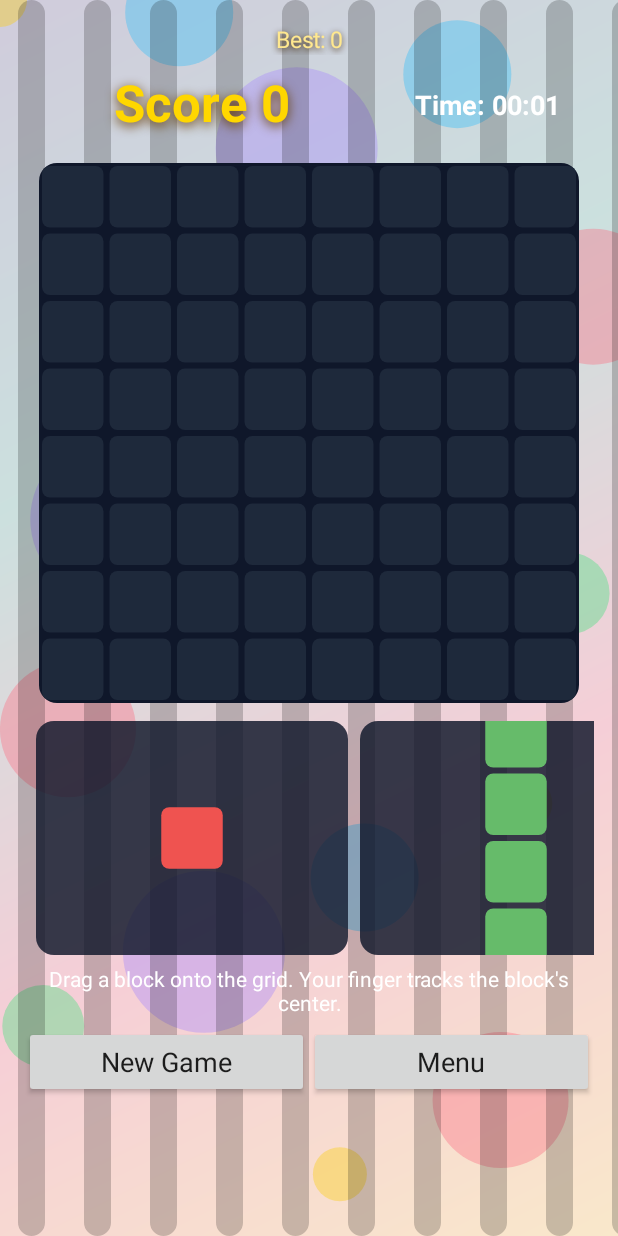
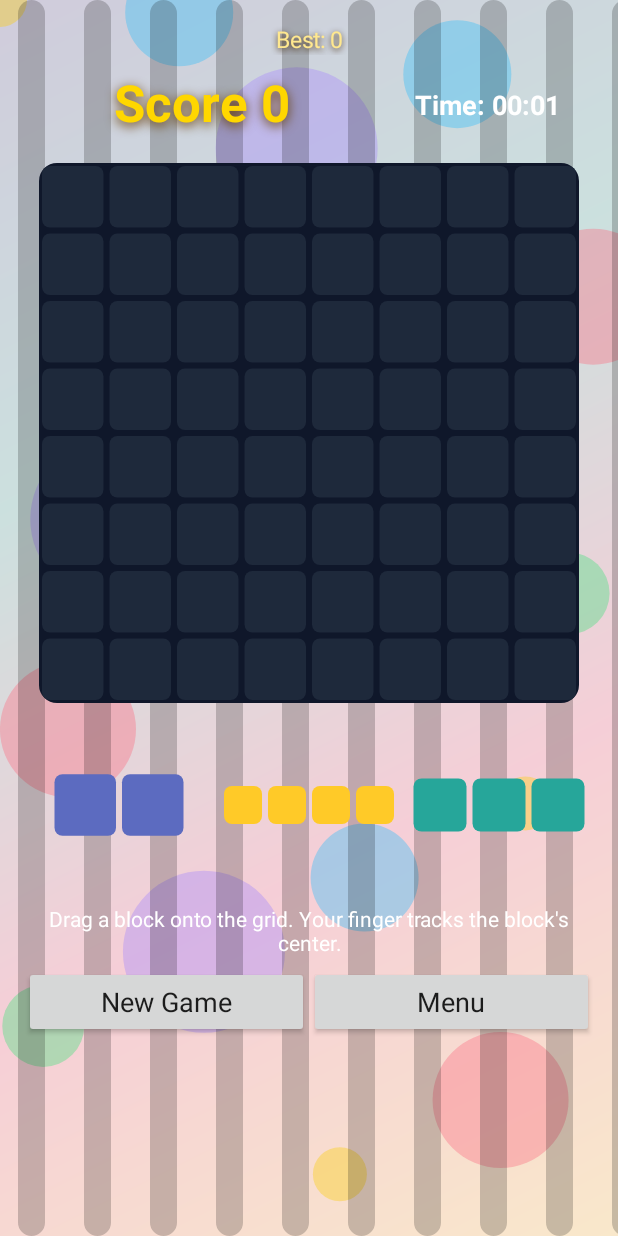
Before and after one commit to domaners/Kill-all-the-Blocks, an Android app: the screen it shows after launch (GameActivity), after a tap on "Start New Game", on a phone screen of 412 x 824 dp. Run offline under Robolectric (Android 15) with nearby library versions, the phone set to English and light mode, and no system bars.

Commit message:
Fit tile tray and add multiplier shapes
Co-authored-by: domaners <domaners@gmail.com>

```diff
--- a/app/src/main/java/com/example/killalltheblocks/BlockPiece.java
+++ b/app/src/main/java/com/example/killalltheblocks/BlockPiece.java
@@ -100,12 +100,18 @@ final class BlockPiece {
         pieces.add(new BlockPiece("Three Horizontal", new int[][]{{0, 0}, {0, 1}, {0, 2}}, 0xff26a69a));
         pieces.add(new BlockPiece("Four Vertical", new int[][]{{0, 0}, {1, 0}, {2, 0}, {3, 0}}, 0xff66bb6a));
         pieces.add(new BlockPiece("Four Horizontal", new int[][]{{0, 0}, {0, 1}, {0, 2}, {0, 3}}, 0xffffca28));
+        pieces.add(new BlockPiece("Five Horizontal", new int[][]{{0, 0}, {0, 1}, {0, 2}, {0, 3}, {0, 4}}, 0xffffee58));
         pieces.add(new BlockPiece("Square 2x2", new int[][]{{0, 0}, {0, 1}, {1, 0}, {1, 1}}, 0xffff7043));
         pieces.add(new BlockPiece("L Small", new int[][]{{0, 0}, {1, 0}, {1, 1}}, 0xff8d6e63));
         pieces.add(new BlockPiece("L Mirror", new int[][]{{0, 1}, {1, 0}, {1, 1}}, 0xff78909c));
         pieces.add(new BlockPiece("L Tall", new int[][]{{0, 0}, {1, 0}, {2, 0}, {2, 1}}, 0xffec407a));
         pieces.add(new BlockPiece("L Tall Mirror", new int[][]{{0, 1}, {1, 1}, {2, 0}, {2, 1}}, 0xff7e57c2));
+        pieces.add(new BlockPiece("L 3x3", new int[][]{{0, 0}, {1, 0}, {2, 0}, {2, 1}, {2, 2}}, 0xffff8a65));
+        pieces.add(new BlockPiece("L 3x3 Flip Horizontal", new int[][]{{0, 2}, {1, 2}, {2, 0}, {2, 1}, {2, 2}}, 0xffba68c8));
+        pieces.add(new BlockPiece("L 3x3 Flip Vertical", new int[][]{{0, 0}, {0, 1}, {0, 2}, {1, 0}, {2, 0}}, 0xff4dd0e1));
+        pieces.add(new BlockPiece("L 3x3 Flip Both", new int[][]{{0, 0}, {0, 1}, {0, 2}, {1, 2}, {2, 2}}, 0xff81c784));
         pieces.add(new BlockPiece("T", new int[][]{{0, 0}, {0, 1}, {0, 2}, {1, 1}}, 0xff42a5f5));
+        pieces.add(new BlockPiece("Upside Down T Tall", new int[][]{{0, 1}, {1, 1}, {2, 0}, {2, 1}, {2, 2}}, 0xffffb74d));
         pieces.add(new BlockPiece("Z", new int[][]{{0, 0}, {0, 1}, {1, 1}, {1, 2}}, 0xff26c6da));
         pieces.add(new BlockPiece("S", new int[][]{{0, 1}, {0, 2}, {1, 0}, {1, 1}}, 0xff9ccc65));
         pieces.add(new BlockPiece("Plus", new int[][]{{0, 1}, {1, 0}, {1, 1}, {1, 2}, {2, 1}}, 0xffffd54f));
--- a/app/src/main/java/com/example/killalltheblocks/GameActivity.java
+++ b/app/src/main/java/com/example/killalltheblocks/GameActivity.java
@@ -20,7 +20,6 @@ import android.view.MotionEvent;
 import android.view.View;
 import android.view.ViewGroup;
 import android.widget.Button;
-import android.widget.HorizontalScrollView;
 import android.widget.LinearLayout;
 import android.widget.ScrollView;
 import android.widget.TextView;
@@ -160,22 +159,19 @@ public class GameActivity extends Activity {
         root.addView(boardView, new LinearLayout.LayoutParams(
                 ViewGroup.LayoutParams.MATCH_PARENT, dp(360)));
 
-        HorizontalScrollView trayScroll = new HorizontalScrollView(this);
-        trayScroll.setHorizontalScrollBarEnabled(false);
         LinearLayout tray = new LinearLayout(this);
         tray.setOrientation(LinearLayout.HORIZONTAL);
-        tray.setGravity(Gravity.CENTER_VERTICAL);
-        tray.setPadding(dp(4), dp(12), dp(4), 0);
+        tray.setGravity(Gravity.CENTER);
+        tray.setPadding(0, dp(8), 0, 0);
         pieceViews = new PieceView[GameEngine.PIECE_SLOTS];
         for (int i = 0; i < pieceViews.length; i++) {
             PieceView pieceView = new PieceView(this, i);
             pieceViews[i] = pieceView;
-            LinearLayout.LayoutParams pieceParams = new LinearLayout.LayoutParams(dp(208), dp(156));
-            pieceParams.setMargins(dp(4), 0, dp(4), 0);
+            LinearLayout.LayoutParams pieceParams = new LinearLayout.LayoutParams(0, dp(120), 1f);
+            pieceParams.setMargins(dp(2), 0, dp(2), 0);
             tray.addView(pieceView, pieceParams);
         }
-        trayScroll.addView(tray);
-        root.addView(trayScroll, new LinearLayout.LayoutParams(
+        root.addView(tray, new LinearLayout.LayoutParams(
                 ViewGroup.LayoutParams.MATCH_PARENT, ViewGroup.LayoutParams.WRAP_CONTENT));
 
         statusView = new TextView(this);
@@ -697,18 +693,18 @@ public class GameActivity extends Activity {
         protected void onDraw(Canvas canvas) {
             super.onDraw(canvas);
             BlockPiece piece = engine.getPiece(slot);
-            paint.setStyle(Paint.Style.FILL);
-            paint.setColor(Color.argb(210, 15, 23, 42));
-            canvas.drawRoundRect(new RectF(0, 0, getWidth(), getHeight()), dp(12), dp(12), paint);
             if (piece == null) {
-                paint.setColor(Color.rgb(203, 213, 225));
+                paint.setColor(Color.argb(190, 255, 255, 255));
                 paint.setTextSize(dp(14));
                 paint.setTextAlign(Paint.Align.CENTER);
                 canvas.drawText("Placed", getWidth() / 2f, getHeight() / 2f + dp(5), paint);
                 return;
             }
 
-            float cellSize = boardView == null ? dp(40) : boardView.cellSize();
+            float gridCellSize = boardView == null ? dp(40) : boardView.cellSize();
+            float maxCellWidth = (getWidth() - dp(4)) / Math.max(1, piece.getWidth());
+            float maxCellHeight = (getHeight() - dp(4)) / Math.max(1, piece.getHeight());
+            float cellSize = Math.min(gridCellSize, Math.min(maxCellWidth, maxCellHeight));
             float originX = (getWidth() - piece.getWidth() * cellSize) / 2f;
             float originY = (getHeight() - piece.getHeight() * cellSize) / 2f;
             paint.setColor(piece.getColor());
--- a/app/src/main/java/com/example/killalltheblocks/GameEngine.java
+++ b/app/src/main/java/com/example/killalltheblocks/GameEngine.java
@@ -88,10 +88,10 @@ public class GameEngine {
         for (BlockPiece.Cell cell : piece.getCells()) {
             board[row + cell.row][col + cell.col] = true;
         }
-        int placedCells = piece.getCellCount();
         int clearedLines = clearCompletedLines();
         lastClearedLines = clearedLines;
-        score += placedCells + (clearedLines * clearedLines * 10);
+        int lineMultiplier = Math.max(1, clearedLines);
+        score += piece.getCellCount() + (clearedLines * clearedLines * 10 * lineMultiplier);
         tray[trayIndex] = null;
         selectedSlot = NO_SELECTION;
         if (isTrayEmpty()) {
```
Also changed, not shown: 2 other files.
